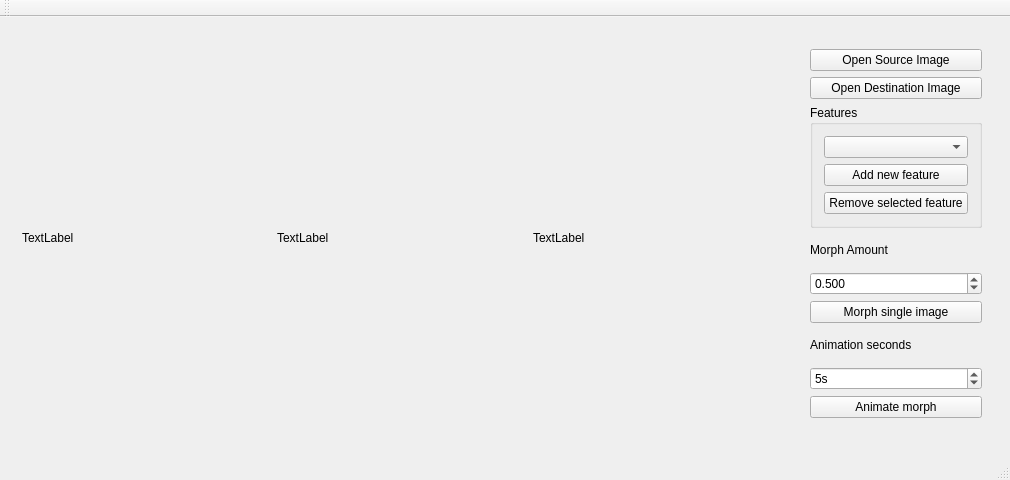
Above: mainwindow.ui from carolhmj/featuremorph before the change. Below: the same form after it.
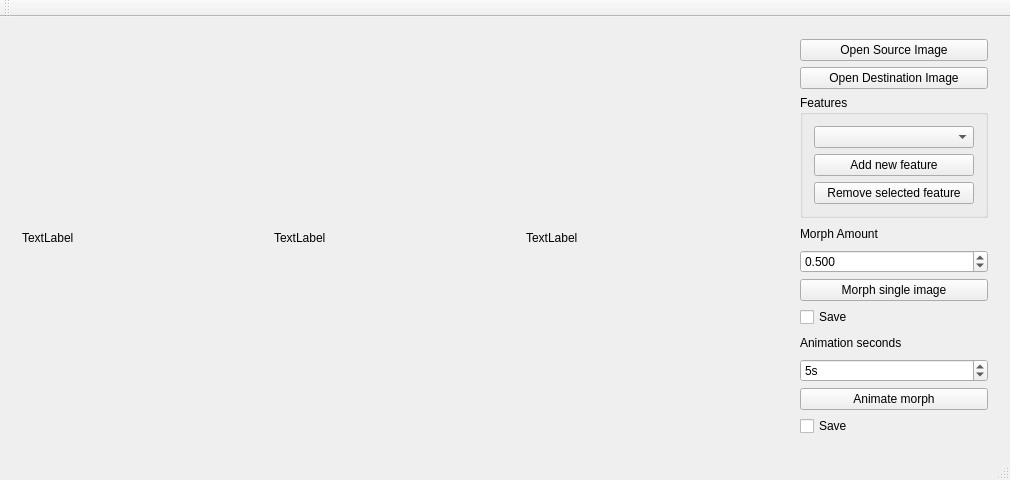
That is the form after the change.

```diff
--- a/mainwindow.ui
+++ b/mainwindow.ui
@@ -82,7 +82,7 @@
       </property>
       <property name="minimumSize">
        <size>
-        <width>200</width>
+        <width>210</width>
         <height>0</height>
        </size>
       </property>
@@ -92,15 +92,8 @@
         <height>16777215</height>
        </size>
       </property>
-      <widget class="QWidget" name="layoutWidget">
-       <property name="geometry">
-        <rect>
-         <x>0</x>
-         <y>10</y>
-         <width>194</width>
-         <height>391</height>
-        </rect>
-       </property>
+      <layout class="QVBoxLayout" name="verticalLayout_8">
+       <item>
        <layout class="QVBoxLayout" name="verticalLayout_7">
         <item>
          <layout class="QVBoxLayout" name="verticalLayout">
@@ -182,6 +175,13 @@
             </property>
            </widget>
           </item>
+           <item>
+            <widget class="QCheckBox" name="saveSingle">
+             <property name="text">
+              <string>Save</string>
+             </property>
+            </widget>
+           </item>
          </layout>
         </item>
         <item>
@@ -220,10 +220,18 @@
             </property>
            </widget>
           </item>
-         </layout>
-        </item>
-       </layout>
-      </widget>
+           <item>
+            <widget class="QCheckBox" name="saveAnim">
+             <property name="text">
+              <string>Save</string>
+             </property>
+            </widget>
+           </item>
+          </layout>
+         </item>
+        </layout>
+       </item>
+      </layout>
      </widget>
     </item>
    </layout>
```
Lines whose indentation alone changed are shown as unchanged.
